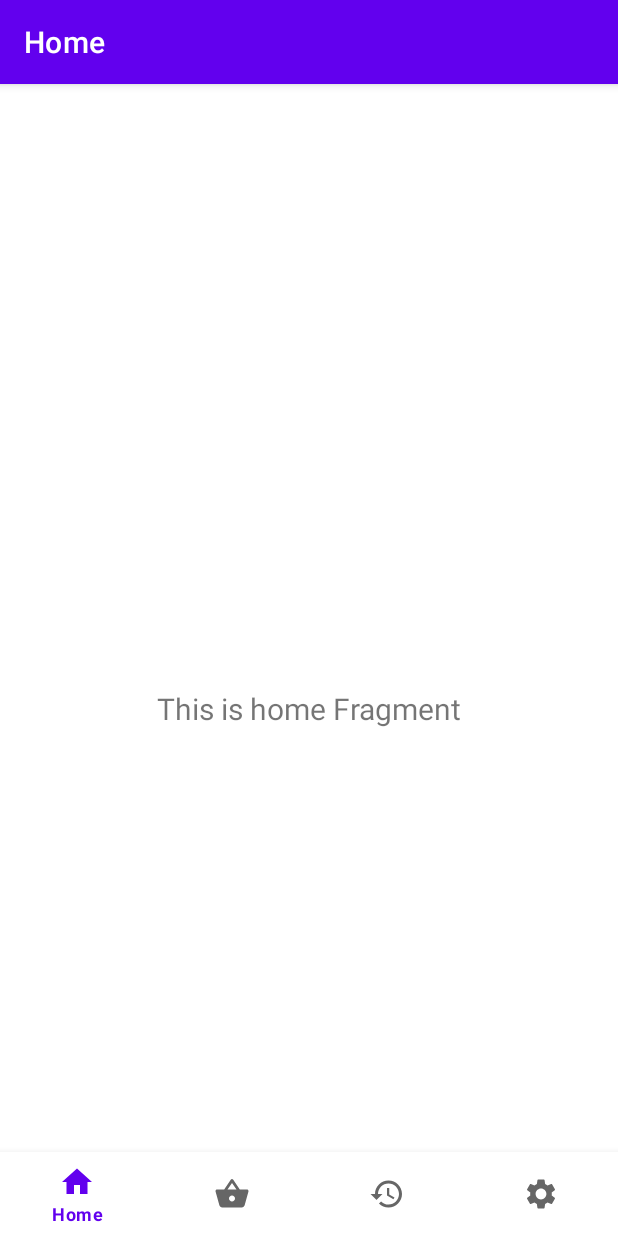
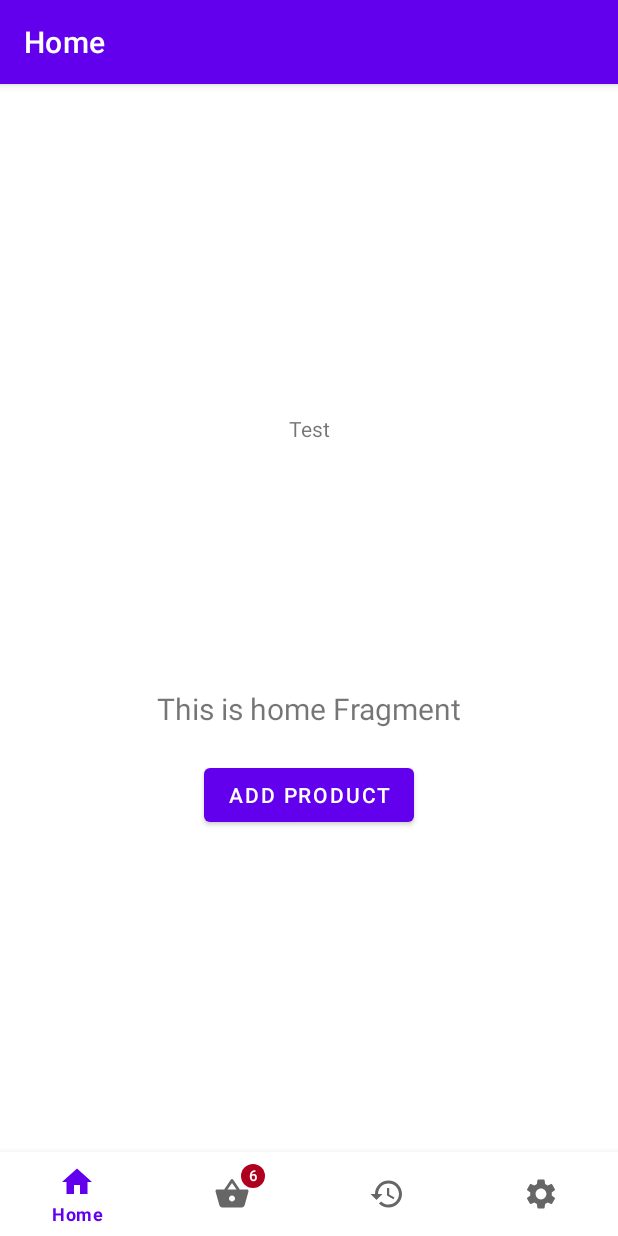
Before and after one commit to DominikBarys/Punktozercy, an Android app: the MainScreenActivity screen opened directly, with no data from a screen before it, on a phone screen of 412 x 824 dp. Run offline under Robolectric (Android 15) with nearby library versions, the phone set to English and light mode, and no system bars; our stand-ins replace navigation-ui.

Commit message:
Added functionality that be used in future responsible for incrementing procucts amount in basket from fragment to activity

```diff
--- a/app/src/main/AndroidManifest.xml
+++ b/app/src/main/AndroidManifest.xml
@@ -12,7 +12,7 @@
         android:theme="@style/Theme.Punktozercy"
         tools:targetApi="31">
         <activity
-            android:name=".MainActivity2"
+            android:name=".mainscreen.MainScreenActivity"
             android:exported="false"
             android:label="@string/title_activity_main2" />
 
--- a/app/src/main/java/com/example/punktozercy/fragments/login/LoginFragment.kt
+++ b/app/src/main/java/com/example/punktozercy/fragments/login/LoginFragment.kt
@@ -2,7 +2,6 @@ package com.example.punktozercy.fragments.login
 
 import android.content.Intent
 import android.os.Bundle
-import android.text.TextUtils
 import android.view.LayoutInflater
 import android.view.View
 import android.view.ViewGroup
@@ -11,7 +10,7 @@ import androidx.fragment.app.Fragment
 import androidx.lifecycle.ViewModelProvider
 import androidx.lifecycle.lifecycleScope
 import androidx.navigation.fragment.findNavController
-import com.example.punktozercy.MainActivity2
+import com.example.punktozercy.mainscreen.MainScreenActivity
 import com.example.punktozercy.R
 import com.example.punktozercy.databinding.FragmentLoginBinding
 import com.example.punktozercy.model.User
@@ -94,7 +93,7 @@ class LoginFragment : Fragment() {
         }
 
         binding.loginButton.setOnClickListener{
-            val intent = Intent(activity,MainActivity2::class.java)
+            val intent = Intent(activity, MainScreenActivity::class.java)
                     activity?.startActivity(intent)
         }
 
@@ -136,7 +135,7 @@ class LoginFragment : Fragment() {
     }
 
     private fun goToHome() {
-        val intent = Intent(activity,MainActivity2::class.java)
+        val intent = Intent(activity, MainScreenActivity::class.java)
         intent.putExtra("user",userViewModel.getUser())
         activity?.startActivity(intent)
 
--- a/app/src/main/java/com/example/punktozercy/MainActivity2.kt
+++ b/app/src/main/java/com/example/punktozercy/mainscreen/MainScreenActivity.kt
@@ -1,29 +1,31 @@
-package com.example.punktozercy
+package com.example.punktozercy.mainscreen
 
-import android.content.Intent
 import android.os.Bundle
-import android.widget.Toast
+import androidx.activity.viewModels
 import com.google.android.material.bottomnavigation.BottomNavigationView
 import androidx.appcompat.app.AppCompatActivity
-import androidx.core.content.ContentProviderCompat.requireContext
+import androidx.lifecycle.Observer
 import androidx.lifecycle.ViewModelProvider
 import androidx.navigation.findNavController
 import androidx.navigation.ui.AppBarConfiguration
 import androidx.navigation.ui.setupActionBarWithNavController
 import androidx.navigation.ui.setupWithNavController
+import com.example.punktozercy.R
 import com.example.punktozercy.databinding.ActivityMain2Binding
-import com.example.punktozercy.model.User
-import com.example.punktozercy.ui.home.HomeFragment
 import com.example.punktozercy.viewModel.UserViewModel
 
-class MainActivity2 : AppCompatActivity() {
+class MainScreenActivity : AppCompatActivity() {
 
     private lateinit var binding: ActivityMain2Binding
     private lateinit var userViewModel: UserViewModel
+    private lateinit var mainScreenVm : MainScreenViewModel
+
     override fun onCreate(savedInstanceState: Bundle?) {
         super.onCreate(savedInstanceState)
 
         userViewModel = ViewModelProvider(this)[UserViewModel::class.java]
+
+        mainScreenVm = ViewModelProvider(this).get(MainScreenViewModel::class.java)
         //przekazanie usera do homeFragment
 
         //DEBUG
@@ -32,17 +34,32 @@ class MainActivity2 : AppCompatActivity() {
 
         binding = ActivityMain2Binding.inflate(layoutInflater)
         setContentView(binding.root)
-        val navView: BottomNavigationView = binding.navView
+        val bottomNavigationBar: BottomNavigationView = binding.navView
         val navController = findNavController(R.id.nav_host_fragment_activity_main2)
         // Passing each menu ID as a set of Ids because each
         // menu should be considered as top level destinations.
 
+
+        var basketBadge = bottomNavigationBar.getOrCreateBadge(R.id.navigation_basket)
+        basketBadge.setVisible(true)
+        basketBadge.setNumber(mainScreenVm.amountOfProductsInBasket.value!!)
+
+        mainScreenVm.amountOfProductsInBasket.observe(this, Observer {
+            basketBadge.setNumber(it)
+        })
+
         val appBarConfiguration = AppBarConfiguration(
             setOf(
-                R.id.navigation_home, R.id.navigation_basket, R.id.navigation_shopping_history, R.id.navigation_settings
+                R.id.navigation_home,
+                R.id.navigation_basket,
+                R.id.navigation_shopping_history,
+                R.id.navigation_settings
             )
         )
+
+        mainScreenVm.amountOfProductsInBasket.value = mainScreenVm.amountOfProductsInBasket.value!! + 1
+
         setupActionBarWithNavController(navController, appBarConfiguration)
-        navView.setupWithNavController(navController)
+        bottomNavigationBar.setupWithNavController(navController)
     }
 }
--- /dev/null
+++ b/app/src/main/java/com/example/punktozercy/mainscreen/MainScreenViewModel.kt
@@ -0,0 +1,15 @@
+package com.example.punktozercy.mainscreen
+
+import androidx.lifecycle.LiveData
+import androidx.lifecycle.MutableLiveData
+import androidx.lifecycle.ViewModel
+
+class MainScreenViewModel : ViewModel(){
+
+    var _amountOfProductsInBasket = MutableLiveData<Int>().apply{
+        value = 5
+    }
+    var amountOfProductsInBasket : MutableLiveData<Int> = _amountOfProductsInBasket
+
+
+}
--- a/app/src/main/java/com/example/punktozercy/ui/home/HomeFragment.kt
+++ b/app/src/main/java/com/example/punktozercy/ui/home/HomeFragment.kt
@@ -1,5 +1,7 @@
 package com.example.punktozercy.ui.home
 
+import android.app.Activity
+import android.content.Context
 import android.content.Intent
 import android.content.Intent.getIntent
 import android.os.Bundle
@@ -11,23 +13,29 @@ import android.widget.Toast
 import androidx.fragment.app.Fragment
 import androidx.lifecycle.ViewModelProvider
 import com.example.punktozercy.databinding.FragmentHomeBinding
+import com.example.punktozercy.mainscreen.MainScreenViewModel
 import com.example.punktozercy.model.User
 
 class HomeFragment : Fragment() {
 
     private var _binding: FragmentHomeBinding? = null
+   // private var mainScreenVm = activity?.let { ViewModelProvider(it)[MainScreenViewModel::class.java] }
+   private lateinit var mainScreenVm: MainScreenViewModel
 
     // This property is only valid between onCreateView and
     // onDestroyView.
     private val binding get() = _binding!!
+
+    override fun onAttach(context: Context) {
+        super.onAttach(context)
+            mainScreenVm = ViewModelProvider(requireActivity())[MainScreenViewModel::class.java]
+    }
 
     override fun onCreateView(
         inflater: LayoutInflater,
         container: ViewGroup?,
         savedInstanceState: Bundle?
     ): View {
-
-
         val homeViewModel =
             ViewModelProvider(this)[HomeViewModel::class.java]
 
@@ -35,13 +43,18 @@ class HomeFragment : Fragment() {
         val root: View = binding.root
 
 
-
-
         val textView: TextView = binding.textHome
         homeViewModel.text.observe(viewLifecycleOwner) {
             textView.text = it
         }
-        return root
+
+
+        binding.debugAddProductButton.setOnClickListener{
+            mainScreenVm.amountOfProductsInBasket.value = mainScreenVm.amountOfProductsInBasket.value!! + 1
+        }
+
+
+        return binding.root
     }
 
 
--- a/app/src/main/res/layout/fragment_home.xml
+++ b/app/src/main/res/layout/fragment_home.xml
@@ -15,8 +15,29 @@
         android:layout_marginEnd="8dp"
         android:textAlignment="center"
         android:textSize="20sp"
+        android:text="siema"
         app:layout_constraintBottom_toBottomOf="parent"
         app:layout_constraintEnd_toEndOf="parent"
         app:layout_constraintStart_toStartOf="parent"
         app:layout_constraintTop_toTopOf="parent" />
+
+    <Button
+        android:id="@+id/debugAddProductButton"
+        android:layout_width="wrap_content"
+        android:layout_height="wrap_content"
+        android:layout_marginTop="20dp"
+        android:text="Add Product"
+        app:layout_constraintEnd_toEndOf="parent"
+        app:layout_constraintStart_toStartOf="parent"
+        app:layout_constraintTop_toBottomOf="@+id/text_home" />
+
+    <TextView
+        android:id="@+id/testTextView"
+        android:layout_width="wrap_content"
+        android:layout_height="wrap_content"
+        android:text="Test"
+        app:layout_constraintBottom_toTopOf="@+id/text_home"
+        app:layout_constraintEnd_toEndOf="parent"
+        app:layout_constraintStart_toStartOf="parent"
+        app:layout_constraintTop_toTopOf="parent" />
 </androidx.constraintlayout.widget.ConstraintLayout>
```
